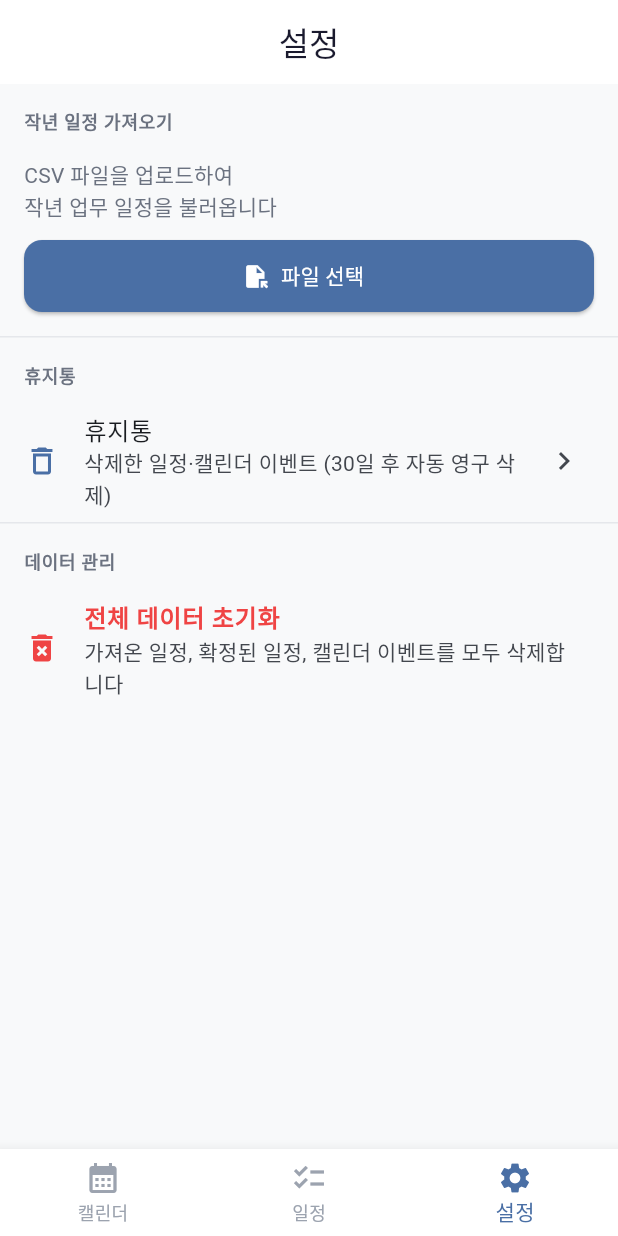
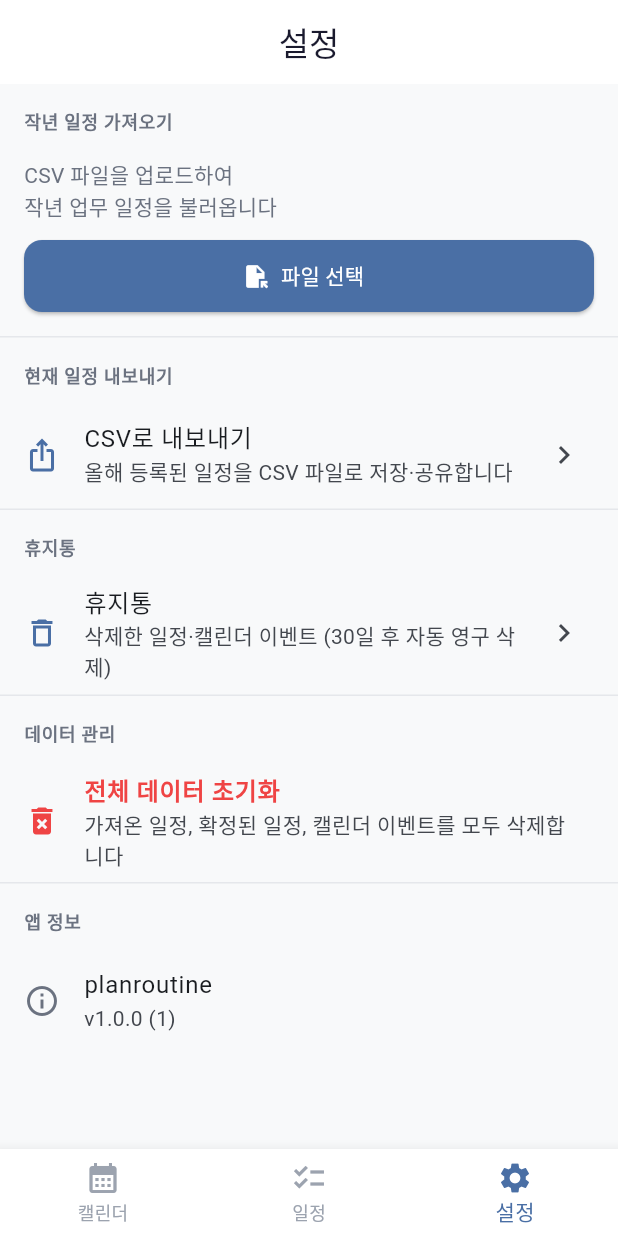
Before and after one commit to indibery/planroutine, a Flutter app: the screen it shows after launch, item 3 of the bottom bar chosen, on a phone screen of 412 x 824 dp. Run offline on Flutter 3.47's test engine with Material 3 defaults, Android fonts, the phone set to English and light mode, and no system bars; our stand-ins replace csv, file_picker, flutter_riverpod, freezed_annotation, go_router, package_info_plus and 3 more; missing offline and left inert: charset_converter; accounts and stored records are empty.

Commit message:
feat(phase3a): CSV 내보내기 + 앱 버전 정보
CSV 내보내기 (A2 현재 일정 저장)
- ScheduleCsvExporter: 활성 일정(deleted_at IS NULL)을 자체 포맷 CSV로
  제목/날짜/카테고리/설명/상태 5컬럼으로 내보냄. UTF-8 BOM 추가로
  Excel 한글 호환. 임시 디렉토리에 yyyyMMdd_HHmm 타임스탬프 파일명.
- 설정 탭 > "현재 일정 내보내기" 섹션 추가
- Share.shareXFiles로 공유시트 호출 (파일앱/이메일/에어드롭)
- 0건이면 스낵바로 안내, 실패 시 오류 메시지

앱 버전 정보
- package_info_plus로 플랫폼에서 앱명/버전/빌드 번호 조회
- AppInfo 모델 + appInfoProvider (FutureProvider, 1회 캐시)
- 설정 탭 > "앱 정보" 섹션에 "v1.0.0 (N)" 형식으로 표시

패키지 추가
- package_info_plus: ^8.1.2
- share_plus: ^10.1.2
- path_provider: ^2.1.5

Co-Authored-By: Claude Opus 4.7 (1M context) <noreply@anthropic.com>

```diff
--- a/lib/core/constants/app_strings.dart
+++ b/lib/core/constants/app_strings.dart
@@ -12,10 +12,19 @@ class AppStrings {
   // 설정 기능
   static const settingsTitle = '설정';
   static const settingsImportSection = '작년 일정 가져오기';
+  static const settingsExportSection = '현재 일정 내보내기';
+  static const settingsExportTitle = 'CSV로 내보내기';
+  static const settingsExportDescription =
+      '올해 등록된 일정을 CSV 파일로 저장·공유합니다';
+  static const settingsExportEmpty = '내보낼 일정이 없습니다';
+  static const settingsExportFailed = '내보내기 중 오류가 발생했습니다';
+  static const settingsExportShareSubject = '플랜루틴 일정';
+  static const settingsExportShareCountSuffix = '건의 일정을 공유합니다';
   static const settingsTrashSection = '휴지통';
   static const settingsTrashDescription =
       '삭제한 일정·캘린더 이벤트 (30일 후 자동 영구 삭제)';
   static const settingsDataSection = '데이터 관리';
+  static const settingsAboutSection = '앱 정보';
   static const settingsResetAll = '전체 데이터 초기화';
   static const settingsResetAllDescription =
       '가져온 일정, 확정된 일정, 캘린더 이벤트를 모두 삭제합니다';
--- /dev/null
+++ b/lib/features/settings/presentation/providers/app_info_provider.dart
@@ -0,0 +1,28 @@
+import 'package:flutter_riverpod/flutter_riverpod.dart';
+import 'package:package_info_plus/package_info_plus.dart';
+
+/// 앱 버전/빌드 정보 스냅샷
+class AppInfo {
+  const AppInfo({
+    required this.appName,
+    required this.version,
+    required this.buildNumber,
+  });
+
+  final String appName;
+  final String version;
+  final String buildNumber;
+
+  /// UI 표시용: "v1.0.0 (16)"
+  String get displayVersion => 'v$version ($buildNumber)';
+}
+
+/// 앱 정보 프로바이더 (1회 조회 후 캐시)
+final appInfoProvider = FutureProvider<AppInfo>((ref) async {
+  final info = await PackageInfo.fromPlatform();
+  return AppInfo(
+    appName: info.appName,
+    version: info.version,
+    buildNumber: info.buildNumber,
+  );
+});
--- a/lib/features/settings/presentation/providers/settings_providers.dart
+++ b/lib/features/settings/presentation/providers/settings_providers.dart
@@ -4,6 +4,7 @@ import '../../../calendar/presentation/providers/calendar_providers.dart';
 import '../../../import/presentation/providers/import_providers.dart';
 import '../../../schedule/presentation/providers/schedule_providers.dart';
 import '../../data/app_reset_repository.dart';
+import '../../data/schedule_csv_exporter.dart';
 
 /// 전체 초기화 저장소 프로바이더
 final appResetRepositoryProvider = Provider<AppResetRepository>((ref) {
@@ -61,3 +62,8 @@ final appResetProvider =
     StateNotifierProvider<AppResetNotifier, ResetState>((ref) {
   return AppResetNotifier(ref);
 });
+
+/// CSV 내보내기 프로바이더
+final scheduleCsvExporterProvider = Provider<ScheduleCsvExporter>((ref) {
+  return ScheduleCsvExporter();
+});
--- a/lib/features/settings/presentation/screens/settings_screen.dart
+++ b/lib/features/settings/presentation/screens/settings_screen.dart
@@ -1,6 +1,7 @@
 import 'package:flutter/material.dart';
 import 'package:flutter_riverpod/flutter_riverpod.dart';
 import 'package:go_router/go_router.dart';
+import 'package:share_plus/share_plus.dart';
 
 import '../../../../core/constants/app_colors.dart';
 import '../../../../core/constants/app_sizes.dart';
@@ -8,11 +9,10 @@ import '../../../../core/constants/app_strings.dart';
 import '../../../../core/router/app_router.dart';
 import '../../../import/presentation/widgets/import_section.dart';
 import '../../../trash/presentation/providers/trash_providers.dart';
+import '../providers/app_info_provider.dart';
 import '../providers/settings_providers.dart';
 
 /// 설정 화면 (하단 탭)
-///
-/// 가져오기 기능을 설정 섹션 내부에 인라인으로 임베드해 UX 단순화.
 class SettingsScreen extends ConsumerWidget {
   const SettingsScreen({super.key});
 
@@ -51,6 +51,9 @@ class SettingsScreen extends ConsumerWidget {
           const ImportSection(),
           const SizedBox(height: AppSizes.spacing8),
           const Divider(height: 1),
+          _SectionHeader(title: AppStrings.settingsExportSection),
+          _ExportListTile(),
+          const Divider(height: 1),
           _SectionHeader(title: AppStrings.settingsTrashSection),
           _TrashListTile(),
           const Divider(height: 1),
@@ -77,6 +80,10 @@ class SettingsScreen extends ConsumerWidget {
                 : null,
             onTap: isResetting ? null : () => _showConfirmDialog(context, ref),
           ),
+          const Divider(height: 1),
+          _SectionHeader(title: AppStrings.settingsAboutSection),
+          _AppInfoListTile(),
+          const SizedBox(height: AppSizes.spacing24),
         ],
       ),
     );
@@ -107,6 +114,65 @@ class SettingsScreen extends ConsumerWidget {
     if (confirmed == true) {
       await ref.read(appResetProvider.notifier).resetAll();
     }
+  }
+}
+
+/// 현재 일정 CSV로 내보내기 (공유시트)
+class _ExportListTile extends ConsumerStatefulWidget {
+  @override
+  ConsumerState<_ExportListTile> createState() => _ExportListTileState();
+}
+
+class _ExportListTileState extends ConsumerState<_ExportListTile> {
+  bool _exporting = false;
+
+  Future<void> _onExport() async {
+    setState(() => _exporting = true);
+    try {
+      final exporter = ref.read(scheduleCsvExporterProvider);
+      final result = await exporter.exportActiveSchedules();
+      if (result.count == 0) {
+        if (mounted) {
+          ScaffoldMessenger.of(context).showSnackBar(
+            const SnackBar(content: Text(AppStrings.settingsExportEmpty)),
+          );
+        }
+        return;
+      }
+      await Share.shareXFiles(
+        [XFile(result.filePath)],
+        subject: AppStrings.settingsExportShareSubject,
+        text: '${result.count}${AppStrings.settingsExportShareCountSuffix}',
+      );
+    } catch (e) {
+      if (mounted) {
+        ScaffoldMessenger.of(context).showSnackBar(
+          SnackBar(
+            content: Text('${AppStrings.settingsExportFailed}: $e'),
+            backgroundColor: AppColors.error,
+          ),
+        );
+      }
+    } finally {
+      if (mounted) setState(() => _exporting = false);
+    }
+  }
+
+  @override
+  Widget build(BuildContext context) {
+    return ListTile(
+      leading: const Icon(Icons.ios_share, color: AppColors.primary),
+      title: const Text(AppStrings.settingsExportTitle),
+      subtitle: const Text(AppStrings.settingsExportDescription),
+      trailing: _exporting
+          ? const SizedBox(
+              width: 20,
+              height: 20,
+              child: CircularProgressIndicator(strokeWidth: 2),
+            )
+          : const Icon(Icons.chevron_right),
+      onTap: _exporting ? null : _onExport,
+    );
   }
 }
 
@@ -151,6 +217,25 @@ class _TrashListTile extends ConsumerWidget {
   }
 }
 
+/// 앱 정보 — 앱 이름 + 버전/빌드 번호 표시 (정보성, 탭 비활성)
+class _AppInfoListTile extends ConsumerWidget {
+  @override
+  Widget build(BuildContext context, WidgetRef ref) {
+    final infoAsync = ref.watch(appInfoProvider);
+    return ListTile(
+      leading: const Icon(Icons.info_outline, color: AppColors.textSecondary),
+      title: Text(infoAsync.valueOrNull?.appName ?? AppStrings.appName),
+      subtitle: Text(
+        infoAsync.when(
+          data: (info) => info.displayVersion,
+          loading: () => AppStrings.loading,
+          error: (_, _) => AppStrings.error,
+        ),
+      ),
+    );
+  }
+}
+
 class _SectionHeader extends StatelessWidget {
   const _SectionHeader({required this.title});
 
```
Also changed, not shown: lib/features/settings/data/schedule_csv_exporter.dart (added, +56 -0 lines), pubspec.yaml (+7 -0 lines), pubspec.lock, 1 other file.
